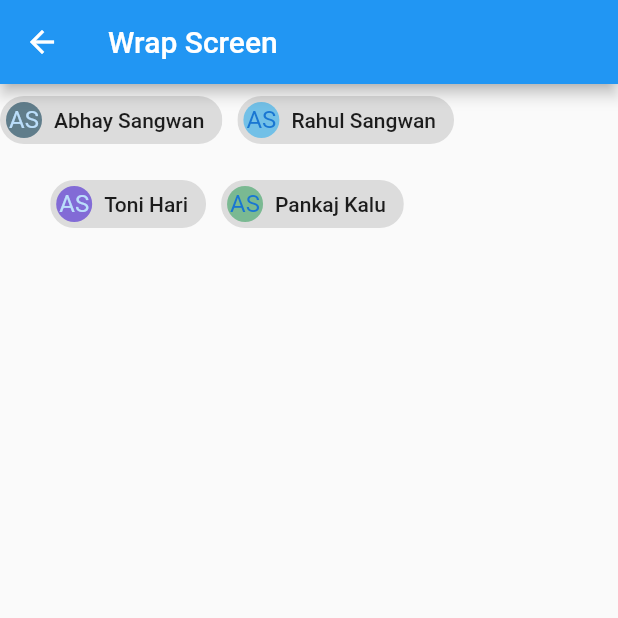
After one commit to Abhay987/all_widget_included, a Flutter app: the WrapData screen opened by its route, on a phone screen of 412 x 824 dp, the top half of it. The commit adds this screen. Run offline on Flutter 3.47's test engine with Material 2 defaults, Android fonts, the phone set to English and light mode, and no system bars.

Commit message:
Add wrap file & data

```diff
--- a/lib/main.dart
+++ b/lib/main.dart
@@ -7,6 +7,7 @@ import 'package:myfirstapp/img_screen.dart';
 import 'package:myfirstapp/list_data.dart';
 import 'package:myfirstapp/row_column.dart';
 import 'package:myfirstapp/stack_layout.dart';
+import 'package:myfirstapp/wrap_data.dart';
 
 void main() {
   runApp(MaterialApp(
@@ -19,6 +20,7 @@ void main() {
         '/rowcol':(context) =>  const RowColumn(),
         '/stackdata':(context)=> const StackData(),
         '/carddata':(context) => const CardData(),
+        '/wrapdata':(context) => const WrapData(),
 
 
       },));
@@ -45,6 +47,8 @@ class MyApp extends StatelessWidget {
         ElevatedButton(onPressed: (){ Navigator.pushNamed(context, '/rowcol');}, child: const Text('Row&Column Launch')),
          ElevatedButton(onPressed: (){ Navigator.pushNamed(context, '/stackdata');}, child: const Text('Stack Launch')),
           ElevatedButton(onPressed: (){ Navigator.pushNamed(context, '/carddata');}, child: const Text('Card Launch')),
+          ElevatedButton(onPressed: (){ Navigator.pushNamed(context, '/wrapdata');}, child: const Text('Wrap Launch')),
+
        ],
     ),)
      );
--- /dev/null
+++ b/lib/wrap_data.dart
@@ -0,0 +1,36 @@
+import 'package:flutter/material.dart';
+class WrapData extends StatelessWidget {
+  const WrapData({ Key? key }) : super(key: key);
+
+  @override
+  Widget build(BuildContext context) {
+    return Scaffold(
+      appBar: AppBar(title: const Text('Wrap Screen'),),
+      body: SafeArea(child: Wrap(
+       // direction: Axis.vertical,
+        alignment: WrapAlignment.center,
+        spacing:10.0,
+        runSpacing: 8.0,
+        children: const [
+          Chip(avatar: CircleAvatar(
+            backgroundColor: Colors.blueGrey,
+            child: Text('AS'),
+          ),
+            label: Text('Abhay Sangwan')),
+            Chip(avatar: CircleAvatar(
+            backgroundColor: Color.fromARGB(255, 114, 192, 231),
+            child: Text('AS'),
+          ),label: Text('Rahul Sangwan')),
+              Chip(avatar: CircleAvatar(
+            backgroundColor: Color.fromARGB(255, 130, 107, 214),
+            child: Text('AS'),
+          ),label: Text('Toni Hari')),
+                Chip(avatar: CircleAvatar(
+            backgroundColor: Color.fromARGB(255, 122, 185, 146),
+            child: Text('AS'),
+          ),label: Text('Pankaj Kalu')),
+        ],
+      )),
+    );
+  }
+}
```
